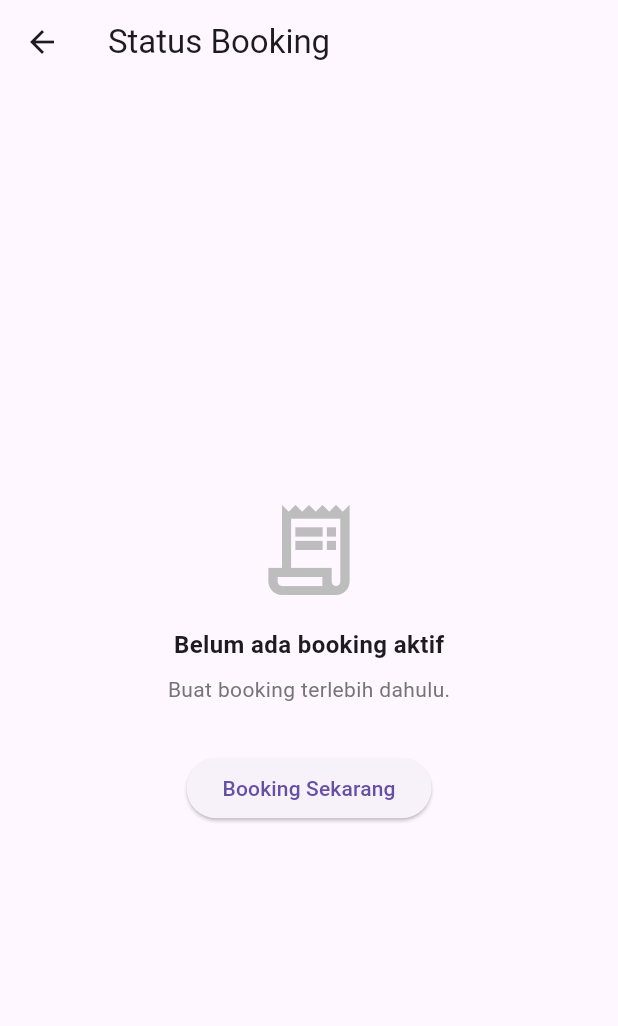
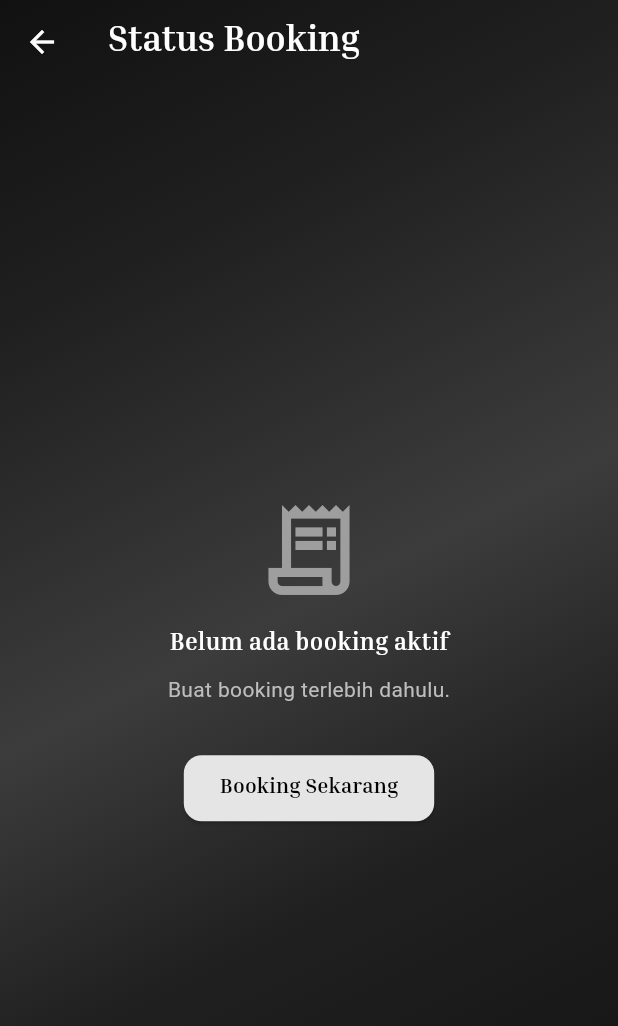
Before and after one commit to dreadnought24-rgb/Aplikasi-Barbershop, a Flutter app: the StatusScreen screen opened by its route, on a phone screen of 412 x 824 dp. Shown: the top 1026 px of the screen. Run offline on Flutter 3.47's test engine with Material 3 defaults, Android fonts, the phone set to English and light mode, and no system bars; our stand-ins replace shared_preferences; accounts and stored records are empty; network calls fail; project files that could hold a hidden picture were left out.

Commit message:
dikit lagi.

```diff
--- a/lib/screens/status_screen.dart
+++ b/lib/screens/status_screen.dart
@@ -3,6 +3,7 @@ import 'package:shared_preferences/shared_preferences.dart';
 import '../config/routes.dart';
 import '../models/booking_model.dart';
 import '../services/booking_service.dart';
+import '../widgets/base_background.dart';
 
 class StatusScreen extends StatefulWidget {
   const StatusScreen({super.key});
@@ -14,7 +15,6 @@ class StatusScreen extends StatefulWidget {
 class _StatusScreenState extends State<StatusScreen> {
   List<BookingModel> bookings = [];
   bool isLoading = true;
-
   List<bool> expanded = [];
 
   @override
@@ -32,14 +32,29 @@ List<bool> expanded = [];
     if (!mounted) return;
     setState(() {
       bookings = data;
-
       expanded = List.generate(
         data.length,
         (_) => false,
       );
-
       isLoading = false;
     });
+  }
+
+  // ── HELPER FUNCTION: PEMETAAN FOTO BARBER DARI ASSETS LOKAL ──
+  String _getBarberAsset(String barberName) {
+    // Mengubah string nama barber menjadi huruf kecil semua agar aman dicocokkan
+    final name = barberName.toLowerCase().trim();
+
+    if (name.contains('andi')) {
+      return 'images/capster_andi.jpg'; // <── Sesuaikan path & nama file lokalmu
+    } else if (name.contains('budi')) {
+      return 'images/capster_budi.jpg';
+    } else if (name.contains('ceri')) {
+      return 'images/capster_ceri.jpg';
+    }
+
+    // Kembalikan gambar default jika nama barber tidak terdaftar di atas
+    return 'assets/default_avatar.png';
   }
 
   String _formatTime(String time) {
@@ -67,7 +82,7 @@ List<bool> expanded = [];
       case 'cancel':
         return 'Dibatalkan';
       case 'belum bayar':
-        return 'Menunggu Pembayaran';
+        return 'Menunggu';
       default:
         return status;
     }
@@ -75,13 +90,29 @@ List<bool> expanded = [];
 
   @override
   Widget build(BuildContext context) {
-    return Scaffold(
-      appBar: AppBar(title: const Text('Status Booking')),
+    return BaseBackground(
+      child: Scaffold(
+        backgroundColor: Colors.transparent,
+        appBar: AppBar(
+          title: const Text(
+            'Status Booking',
+            style: TextStyle(
+              color: Colors.white,
+              fontSize: 24,
+              fontFamily: 'InriaSerif',
+              fontWeight: FontWeight.bold
+            ),
+          ),
+          backgroundColor: Colors.transparent,
+          elevation: 0,
+          iconTheme: const IconThemeData(color: Colors.white),
+        ),
         body: isLoading
-    ? const Center(child: CircularProgressIndicator())
+            ? const Center(child: CircularProgressIndicator(color: Colors.white))
             : bookings.isEmpty
                 ? _buildEmpty()
                 : _buildList(),
+      ),
     );
   }
 
@@ -93,188 +124,34 @@ List<bool> expanded = [];
           Icon(
             Icons.receipt_long_outlined,
             size: 72,
-            color: Colors.grey.shade400,
+            color: Colors.grey.shade500,
           ),
           const SizedBox(height: 16),
           const Text(
             'Belum ada booking aktif',
-            style: TextStyle(fontSize: 16, fontWeight: FontWeight.w600),
+            style: TextStyle(fontSize: 16, fontWeight: FontWeight.w600, color: Colors.white, fontFamily: 'InriaSerif'),
           ),
           const SizedBox(height: 8),
           Text(
             'Buat booking terlebih dahulu.',
-            style: TextStyle(color: Colors.grey.shade600),
+            style: TextStyle(color: Colors.grey.shade400),
           ),
           const SizedBox(height: 32),
           ElevatedButton(
+            style: ElevatedButton.styleFrom(
+              backgroundColor: const Color(0xFFE5E5E5),
+              foregroundColor: Colors.black,
+              shape: RoundedRectangleBorder(borderRadius: BorderRadius.circular(12)),
+              padding: const EdgeInsets.symmetric(horizontal: 24, vertical: 12),
+            ),
             onPressed: () =>
                 Navigator.pushReplacementNamed(context, AppRoutes.booking),
-            child: const Text('Booking Sekarang'),
+            child: const Text('Booking Sekarang', style: TextStyle(fontWeight: FontWeight.bold, fontFamily: 'InriaSerif')),
           ),
         ],
       ),
     );
   }
-
-  // Widget _buildDetail() {
-  //   final b = booking!;
-  //   return Padding(
-  //     padding: const EdgeInsets.all(20),
-  //     child: Column(
-  //       crossAxisAlignment: CrossAxisAlignment.start,
-  //       children: [
-
-  //         IconButton(
-  //           onPressed: () {
-  //             setState(() {
-  //             showDetail = false;
-  //             });
-  //             },
-  //         icon: const Icon(Icons.arrow_back),
-  //       ),
-
-  //         // Header card
-  //         Container(
-  //           width: double.infinity,
-  //           padding: const EdgeInsets.all(20),
-  //           decoration: BoxDecoration(
-  //             color: Colors.black,
-  //             borderRadius: BorderRadius.circular(20),
-  //           ),
-  //           child: Column(
-  //             crossAxisAlignment: CrossAxisAlignment.start,
-  //             children: [
-  //               const Text(
-  //                 'Booking Aktif',
-  //                 style: TextStyle(color: Colors.white70, fontSize: 13),
-  //               ),
-  //               const SizedBox(height: 8),
-  //               Text(
-  //                 b.barber,
-  //                 style: const TextStyle(
-  //                   color: Colors.white,
-  //                   fontSize: 22,
-  //                   fontWeight: FontWeight.bold,
-  //                 ),
-  //               ),
-  //               const SizedBox(height: 6),
-  //               Row(
-  //                 children: [
-  //                   const Icon(
-  //                     Icons.confirmation_number_outlined,
-  //                     color: Colors.white60,
-  //                     size: 16,
-  //                   ),
-  //                   const SizedBox(width: 6),
-  //                   Text(
-  //                     'Antrian No. ${b.queue}',
-  //                     style: const TextStyle(
-  //                       color: Colors.white70,
-  //                       fontSize: 15,
-  //                     ),
-  //                   ),
-  //                 ],
-  //               ),
-  //             ],
-  //           ),
-  //         ),
-  //         const SizedBox(height: 20),
-
-  //         // Detail rows
-  //         _infoRow(Icons.calendar_today_outlined, 'Tanggal', b.date),
-  //         const SizedBox(height: 10),
-  //         _infoRow(Icons.access_time_outlined, 'Jam', _formatTime(b.time)),
-  //         const SizedBox(height: 10),
-
-  //         // Status row dengan warna
-  //         Container(
-  //           width: double.infinity,
-  //           padding: const EdgeInsets.symmetric(horizontal: 16, vertical: 14),
-  //           decoration: BoxDecoration(
-  //             color: Colors.white,
-  //             borderRadius: BorderRadius.circular(16),
-  //             border: Border.all(color: Colors.black12),
-  //           ),
-  //           child: Row(
-  //             mainAxisAlignment: MainAxisAlignment.spaceBetween,
-  //             children: [
-  //               const Row(
-  //                 children: [
-  //                   Icon(Icons.info_outline, size: 18, color: Colors.black54),
-  //                   SizedBox(width: 10),
-  //                   Text(
-  //                     'Status',
-  //                     style: TextStyle(
-  //                       fontSize: 16,
-  //                       fontWeight: FontWeight.w600,
-  //                     ),
-  //                   ),
-  //                 ],
-  //               ),
-  //               Container(
-  //                 padding: const EdgeInsets.symmetric(
-  //                   horizontal: 12,
-  //                   vertical: 4,
-  //                 ),
-  //                 decoration: BoxDecoration(
-  //                   color: _statusColor(b.status).withValues(alpha: 0.12),
-  //                   borderRadius: BorderRadius.circular(20),
-  //                   border: Border.all(
-  //                     color: _statusColor(b.status).withValues(alpha: 0.4),
-  //                   ),
-  //                 ),
-  //                 child: Text(
-  //                   _statusLabel(b.status),
-  //                   style: TextStyle(
-  //                     color: _statusColor(b.status),
-  //                     fontWeight: FontWeight.w600,
-  //                     fontSize: 13,
-  //                   ),
-  //                 ),
-  //               ),
-  //             ],
-  //           ),
-  //         ),
-
-  //         const Spacer(),
-
-  //         SizedBox(
-  //           width: double.infinity,
-  //           child: ElevatedButton(
-  //             style: ElevatedButton.styleFrom(
-  //               minimumSize: const Size.fromHeight(50),
-  //               backgroundColor: Colors.black,
-  //               foregroundColor: Colors.white,
-  //               shape: RoundedRectangleBorder(
-  //                 borderRadius: BorderRadius.circular(12),
-  //               ),
-  //             ),
-  //             onPressed: () => Navigator.pushNamedAndRemoveUntil(
-  //               context,
-  //               AppRoutes.booking,
-  //               (r) => false,
-  //             ),
-  //             child: const Text('Booking Lagi'),
-  //           ),
-  //         ),
-  //         const SizedBox(height: 12),
-  //         SizedBox(
-  //           width: double.infinity,
-  //           child: OutlinedButton(
-  //             style: OutlinedButton.styleFrom(
-  //               minimumSize: const Size.fromHeight(50),
-  //               shape: RoundedRectangleBorder(
-  //                 borderRadius: BorderRadius.circular(12),
-  //               ),
-  //             ),
-  //             onPressed: () => _loadBooking(),
-  //             child: const Text('Refresh Status'),
-  //           ),
-  //         ),
-  //       ],
-  //     ),
-  //   );
-  // }
 
   Widget _buildList() {
     return ListView.builder(
@@ -294,83 +171,72 @@ Widget _buildList() {
             margin: const EdgeInsets.only(bottom: 16),
             padding: const EdgeInsets.all(16),
             decoration: BoxDecoration(
-            color: Colors.white,
+              color: const Color(0xFF1E1E1E).withOpacity(0.85),
               borderRadius: BorderRadius.circular(16),
-            border: Border.all(color: Colors.black12),
+              border: Border.all(color: Colors.white10),
             ),
             child: Column(
               children: [
-
                 Row(
                   children: [
-
-                  const CircleAvatar(
-                    child: Icon(Icons.content_cut),
+                    // ── MENGGANTI ICON GUNTING MENJADI FOTO ASSET BARBER ──
+                    CircleAvatar(
+                      radius: 24, // Sedikit diperbesar agar fotonya jelas terlihat
+                      backgroundColor: Colors.white.withOpacity(0.1),
+                      backgroundImage: AssetImage(_getBarberAsset(b.barber)),
                     ),
-
                     const SizedBox(width: 16),
-
                     Expanded(
                       child: Column(
                         crossAxisAlignment: CrossAxisAlignment.start,
                         children: [
-
                           Text(
                             b.barber,
                             style: const TextStyle(
                               fontSize: 17,
                               fontWeight: FontWeight.bold,
+                              color: Colors.white,
+                              fontFamily: 'InriaSerif'
                             ),
                           ),
-
+                          const SizedBox(height: 4),
                           Text(
                             "${b.date} • ${_formatTime(b.time)}",
                             style: const TextStyle(
                               color: Colors.grey,
                             ),
                           ),
-
                         ],
                       ),
                     ),
-
                     Icon(
                       expanded[index]
                           ? Icons.keyboard_arrow_up
                           : Icons.keyboard_arrow_down,
+                      color: Colors.white,
                     ),
-
                   ],
                 ),
-
                 if (expanded[index]) ...[
-
                   const SizedBox(height: 20),
-
                   _infoRow(
                     Icons.calendar_today_outlined,
                     "Tanggal",
                     b.date,
                   ),
-
                   const SizedBox(height: 10),
-
                   _infoRow(
                     Icons.access_time_outlined,
                     "Jam",
                     _formatTime(b.time),
                   ),
-
                   const SizedBox(height: 10),
-
                   _infoRow(
                     Icons.confirmation_number_outlined,
                     "No Antrian",
                     b.queue.toString(),
                   ),
-
                   const SizedBox(height: 10),
-
                   Container(
                     width: double.infinity,
                     padding: const EdgeInsets.symmetric(
@@ -378,28 +244,27 @@ Widget _buildList() {
                       vertical: 14,
                     ),
                     decoration: BoxDecoration(
+                      color: const Color(0xFF252525).withOpacity(0.6),
                       borderRadius: BorderRadius.circular(16),
-                    border: Border.all(color: Colors.black12),
+                      border: Border.all(color: Colors.white10),
                     ),
                     child: Row(
                       children: [
-
                         const Icon(
                           Icons.info_outline,
                           size: 18,
+                          color: Colors.grey,
                         ),
-
                         const SizedBox(width: 10),
-
                         const Text(
                           "Status",
                           style: TextStyle(
                             fontWeight: FontWeight.bold,
+                            color: Colors.white,
+                            fontFamily: 'InriaSerif'
                           ),
                         ),
-
                         const Spacer(),
-
                         Container(
                           padding: const EdgeInsets.symmetric(
                             horizontal: 12,
@@ -408,6 +273,7 @@ Widget _buildList() {
                           decoration: BoxDecoration(
                             color: _statusColor(b.status).withOpacity(0.15),
                             borderRadius: BorderRadius.circular(20),
+                            border: Border.all(color: _statusColor(b.status).withOpacity(0.3)),
                           ),
                           child: Text(
                             _statusLabel(b.status),
@@ -417,13 +283,10 @@ Widget _buildList() {
                             ),
                           ),
                         ),
-
                       ],
                     ),
                   ),
-
                 ],
-
               ],
             ),
           ),
@@ -437,22 +300,22 @@ Widget _buildList() {
       width: double.infinity,
       padding: const EdgeInsets.symmetric(horizontal: 16, vertical: 14),
       decoration: BoxDecoration(
-        color: Colors.white,
+        color: const Color(0xFF252525).withOpacity(0.6),
         borderRadius: BorderRadius.circular(16),
-        border: Border.all(color: Colors.black12),
+        border: Border.all(color: Colors.white10),
       ),
       child: Row(
         children: [
-          Icon(icon, size: 18, color: Colors.black54),
+          Icon(icon, size: 18, color: Colors.grey),
           const SizedBox(width: 10),
           Text(
             label,
-            style: const TextStyle(fontSize: 15, fontWeight: FontWeight.w600),
+            style: const TextStyle(fontSize: 15, fontWeight: FontWeight.w600, color: Colors.grey, fontFamily: 'InriaSerif'),
           ),
           const Spacer(),
           Text(
             value,
-            style: const TextStyle(fontSize: 15, color: Colors.black87),
+            style: const TextStyle(fontSize: 15, color: Colors.white, fontWeight: FontWeight.w500),
           ),
         ],
       ),
```
Lines whose indentation alone changed are shown as unchanged.
